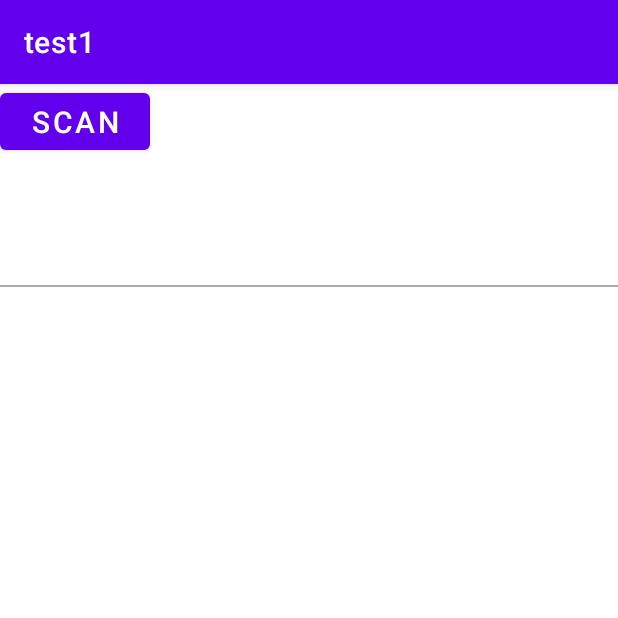
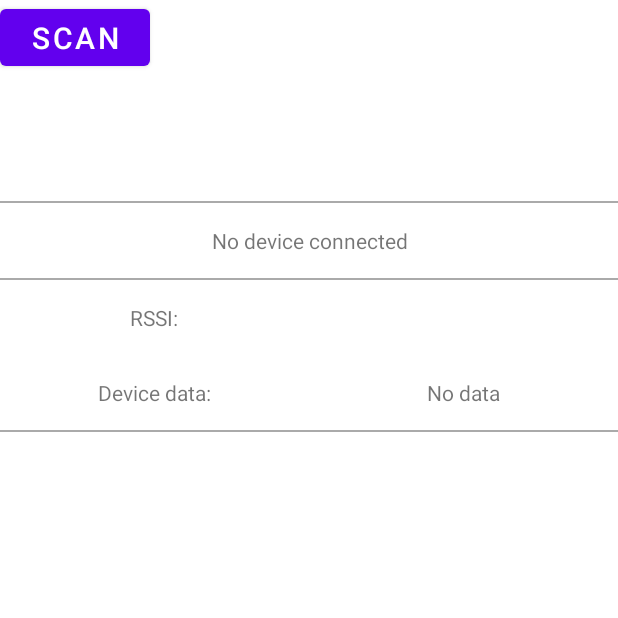
Before and after one commit to arthurfpcl22/tracker, an Android app: the screen it shows after launch (MainActivity), on a phone screen of 412 x 824 dp, the top half of it. Run offline under Robolectric (Android 15) with nearby library versions, the phone set to English and light mode, and no system bars.

Commit message:
Android Ble

```diff
--- a/app/src/main/java/com/example/test1/MainActivity.kt
+++ b/app/src/main/java/com/example/test1/MainActivity.kt
@@ -9,6 +9,7 @@ import android.content.pm.PackageManager.FEATURE_BLUETOOTH_LE
 import android.os.Bundle
 import android.widget.ArrayAdapter
 import android.widget.ListView
+import android.widget.TextView
 import android.widget.Toast
 import androidx.appcompat.app.AppCompatActivity
 import androidx.core.app.ActivityCompat
@@ -19,12 +20,14 @@ class MainActivity : AppCompatActivity() {
     private lateinit var binding: ActivityMainBinding
     private lateinit var mBTStateUpdateReceiver: BleState
     private lateinit var mScanDevices: ScanDevices
-
+    private lateinit var mConnectBle: ConnectBle
+    private var address:String = "7C:9E:BD:F6:3C:26"
 
     override fun onCreate(savedInstanceState: Bundle?) {
         super.onCreate(savedInstanceState)
         setContentView(R.layout.activity_main)
         binding = ActivityMainBinding.inflate(layoutInflater)
+        supportActionBar?.hide()
         setContentView(binding.root)
         initState()
         initScanDevices(binding)
@@ -49,6 +52,11 @@ class MainActivity : AppCompatActivity() {
     private fun checkButtuns() {
         binding.scan.setOnClickListener { view ->
             mScanDevices.scanLeDevice()
+        }
+        binding.devicesListView.setOnItemClickListener {adapterView,view,i,l->
+            mConnectBle = ConnectBle(this,address,binding)
+            mConnectBle.connect()
+
         }
     }
 
--- a/app/src/main/java/com/example/test1/ScanDevices.kt
+++ b/app/src/main/java/com/example/test1/ScanDevices.kt
@@ -70,6 +70,8 @@ class ScanDevices(activityContext: AppCompatActivity, binding: ActivityMainBindi
 
 
     }
+
+
     private val PermissionsLocation = arrayOf(
         "android.permission.BLUETOOTH_SCAN",
         "android.permission.BLUETOOTH_CONNECT",
--- a/app/src/main/res/layout/activity_main.xml
+++ b/app/src/main/res/layout/activity_main.xml
@@ -29,6 +29,66 @@
             android:layout_width="wrap_content"
             android:layout_height="wrap_content"
             android:layout_weight="2" />
+
+    </androidx.appcompat.widget.LinearLayoutCompat>
+    <View
+        android:layout_width="match_parent"
+        android:layout_height="1dp"
+        android:background="@android:color/darker_gray"/>
+
+    <TextView
+        android:id="@+id/connectStatus"
+        android:layout_width="match_parent"
+        android:layout_height="50sp"
+        android:gravity="center"
+        android:text="No device connected" />
+    <View
+        android:layout_width="match_parent"
+        android:layout_height="1dp"
+        android:background="@android:color/darker_gray"/>
+    <androidx.appcompat.widget.LinearLayoutCompat
+        android:layout_width="match_parent"
+        android:layout_height="wrap_content"
+        android:orientation="horizontal"
+        tools:layout_editor_absoluteX="0dp"
+        tools:layout_editor_absoluteY="24dp">
+        <TextView
+            android:id="@+id/rssiString"
+            android:layout_width="match_parent"
+            android:layout_height="50sp"
+            android:gravity="center"
+            android:layout_weight="1"
+            android:text="RSSI:" />
+        <TextView
+            android:id="@+id/rssi"
+            android:layout_width="match_parent"
+            android:layout_height="50sp"
+            android:gravity="center"
+            android:layout_weight="1"
+            android:text="" />
+
+    </androidx.appcompat.widget.LinearLayoutCompat>
+    <androidx.appcompat.widget.LinearLayoutCompat
+        android:layout_width="match_parent"
+        android:layout_height="wrap_content"
+        android:orientation="horizontal"
+        tools:layout_editor_absoluteX="0dp"
+        tools:layout_editor_absoluteY="24dp">
+        <TextView
+            android:id="@+id/dataString"
+            android:layout_width="match_parent"
+            android:layout_height="50sp"
+            android:gravity="center"
+            android:layout_weight="1"
+            android:text="Device data:" />
+        <TextView
+            android:id="@+id/data"
+            android:layout_width="match_parent"
+            android:layout_height="50sp"
+            android:gravity="center"
+            android:layout_weight="1"
+            android:text="No data" />
+
     </androidx.appcompat.widget.LinearLayoutCompat>
     <View
         android:layout_width="match_parent"
@@ -36,4 +96,5 @@
         android:background="@android:color/darker_gray"/>
 
 
+
 </LinearLayout>
```
Also changed, not shown: app/src/main/java/com/example/test1/ConnectBle.kt (added, +193 -0 lines).
